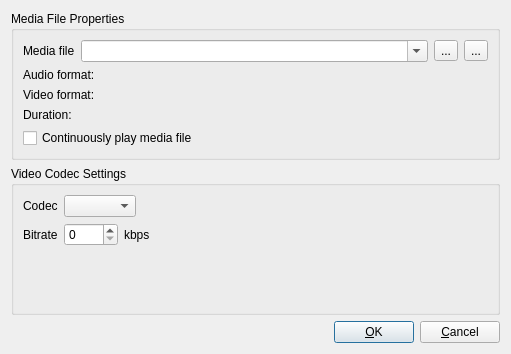
The window that Client/qtTeamTalk/streammediafile.ui (Vector1990/TeamTalk5) describes before a commit, drawn with Qt 5.
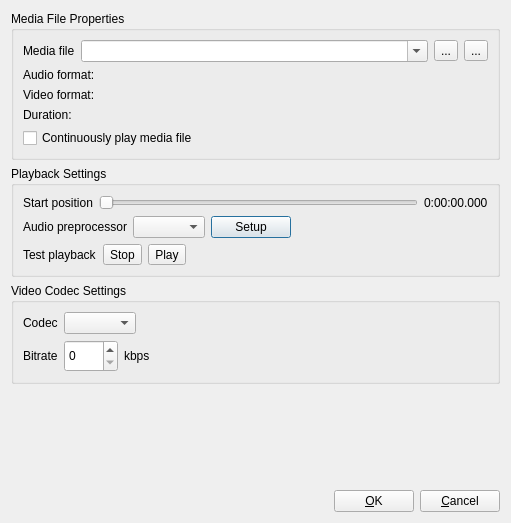
The same window after the commit. Icons and pictures are not drawn.

Commit message: Playback option with MediaFilePlayback settings in streaming dialog

The edit to the form file:
```diff
--- a/Client/qtTeamTalk/streammediafile.ui
+++ b/Client/qtTeamTalk/streammediafile.ui
@@ -7,7 +7,7 @@
     <x>0</x>
     <y>0</y>
     <width>511</width>
-    <height>354</height>
+    <height>523</height>
    </rect>
   </property>
   <property name="windowTitle">
@@ -120,6 +120,126 @@
      </layout>
     </widget>
    </item>
+   <item>
+    <widget class="QGroupBox" name="playbackGroupBox">
+     <property name="title">
+      <string>Playback Settings</string>
+     </property>
+     <layout class="QVBoxLayout" name="verticalLayout_3">
+      <item>
+       <layout class="QHBoxLayout" name="horizontalLayout_6">
+        <item>
+         <widget class="QLabel" name="label_6">
+          <property name="text">
+           <string>Start position</string>
+          </property>
+         </widget>
+        </item>
+        <item>
+         <widget class="QSlider" name="playbackOffsetSlider">
+          <property name="orientation">
+           <enum>Qt::Horizontal</enum>
+          </property>
+         </widget>
+        </item>
+        <item>
+         <widget class="QLabel" name="playbackTimeLabel">
+          <property name="text">
+           <string notr="true">0:00:00.000</string>
+          </property>
+          <property name="buddy">
+           <cstring>playbackOffsetSlider</cstring>
+          </property>
+         </widget>
+        </item>
+       </layout>
+      </item>
+      <item>
+       <layout class="QHBoxLayout" name="horizontalLayout_7">
+        <item>
+         <widget class="QLabel" name="label_5">
+          <property name="text">
+           <string>Audio preprocessor</string>
+          </property>
+         </widget>
+        </item>
+        <item>
+         <widget class="QComboBox" name="preprocessorComboBox"/>
+        </item>
+        <item>
+         <widget class="QPushButton" name="preprocessButton">
+          <property name="text">
+           <string>Setup</string>
+          </property>
+         </widget>
+        </item>
+        <item>
+         <spacer name="horizontalSpacer_2">
+          <property name="orientation">
+           <enum>Qt::Horizontal</enum>
+          </property>
+          <property name="sizeHint" stdset="0">
+           <size>
+            <width>40</width>
+            <height>20</height>
+           </size>
+          </property>
+         </spacer>
+        </item>
+       </layout>
+      </item>
+      <item>
+       <layout class="QHBoxLayout" name="horizontalLayout_8">
+        <item>
+         <widget class="QLabel" name="label_7">
+          <property name="text">
+           <string>Test playback</string>
+          </property>
+         </widget>
+        </item>
+        <item>
+         <widget class="QToolButton" name="stopToolButton">
+          <property name="text">
+           <string>Stop</string>
+          </property>
+          <property name="icon">
+           <iconset resource="resources.qrc">
+            <normaloff>:/images/images/stop.png</normaloff>:/images/images/stop.png</iconset>
+          </property>
+         </widget>
+        </item>
+        <item>
+         <widget class="QToolButton" name="startToolButton">
+          <property name="text">
+           <string>Play</string>
+          </property>
+          <property name="icon">
+           <iconset resource="resources.qrc">
+            <normaloff>:/images/images/play.png</normaloff>:/images/images/play.png</iconset>
+          </property>
+          <property name="checkable">
+           <bool>false</bool>
+          </property>
+         </widget>
+        </item>
+        <item>
+         <spacer name="horizontalSpacer_3">
+          <property name="orientation">
+           <enum>Qt::Horizontal</enum>
+          </property>
+          <property name="sizeHint" stdset="0">
+           <size>
+            <width>40</width>
+            <height>20</height>
+           </size>
+          </property>
+         </spacer>
+        </item>
+       </layout>
+      </item>
+     </layout>
+    </widget>
+   </item>
    <item>
     <widget class="QGroupBox" name="vidgroupBox">
      <property name="sizePolicy">
@@ -244,19 +364,6 @@
             </item>
            </layout>
           </item>
-          <item>
-           <spacer name="verticalSpacer_9">
-            <property name="orientation">
-             <enum>Qt::Vertical</enum>
-            </property>
-            <property name="sizeHint" stdset="0">
-             <size>
-              <width>20</width>
-              <height>73</height>
-             </size>
-            </property>
-           </spacer>
-          </item>
          </layout>
         </widget>
        </widget>
@@ -264,6 +371,19 @@
      </layout>
     </widget>
    </item>
+   <item>
+    <spacer name="verticalSpacer_9">
+     <property name="orientation">
+      <enum>Qt::Vertical</enum>
+     </property>
+     <property name="sizeHint" stdset="0">
+      <size>
+       <width>20</width>
+       <height>73</height>
+      </size>
+     </property>
+    </spacer>
+   </item>
    <item>
     <layout class="QHBoxLayout" name="horizontalLayout_4">
      <item>
```
Left out of the diff: 3 changed lines with no effect on the pictures. The commit also changes 13 other files.
